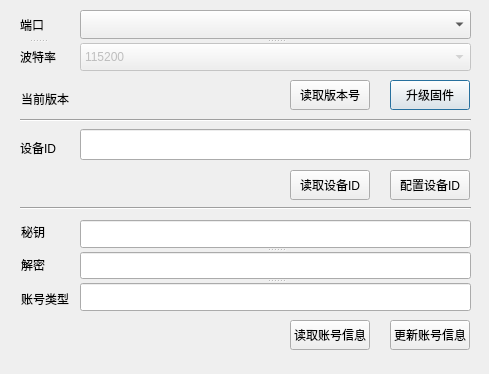
The window that dialog.ui (yangang123/QtSerialUploader) describes before a commit, drawn with Qt 5.
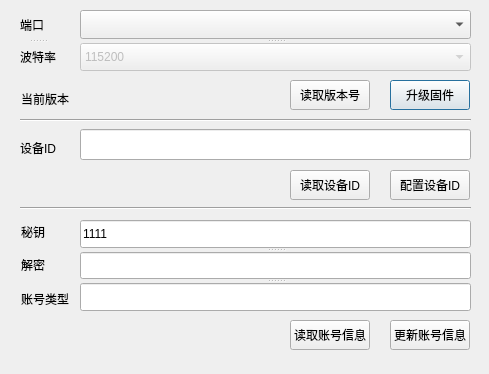
The same window after the commit.

The edit to the form file:
```diff
--- a/dialog.ui
+++ b/dialog.ui
@@ -334,7 +334,11 @@
    <property name="orientation">
     <enum>Qt::Vertical</enum>
    </property>
-   <widget class="QLineEdit" name="lineEdit_acountKey"/>
+   <widget class="QLineEdit" name="lineEdit_acountKey">
+    <property name="text">
+     <string>1111</string>
+    </property>
+   </widget>
    <widget class="QLineEdit" name="lineEdit_acountSecret">
     <property name="font">
      <font>
```
